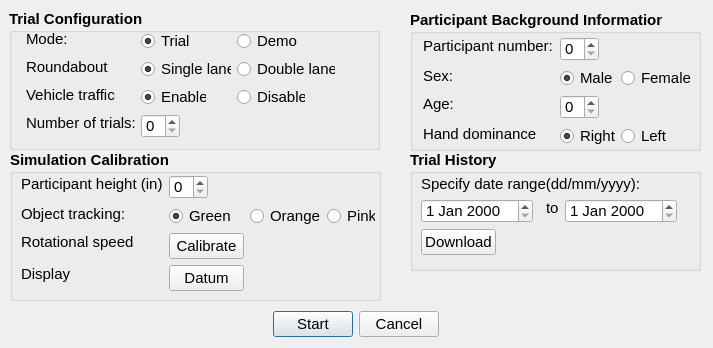
Old version of the form demographics.ui in the repository rkovessy/VeWalker.
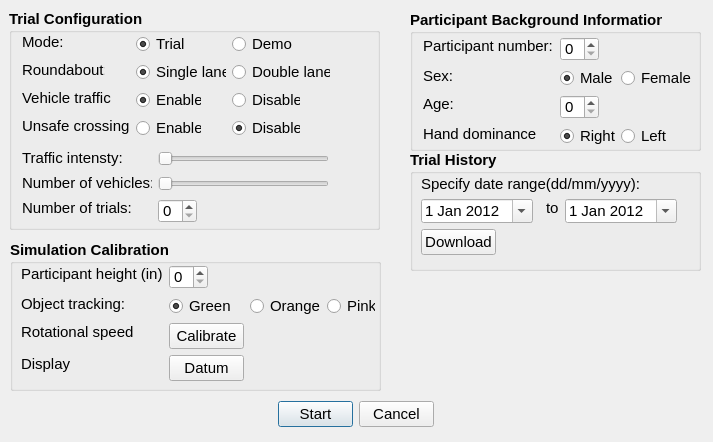
New version of the form.

Commit message: Revised form based on MacGregor's feedback, updated date fields to calendar drop downs that default to current date.

Patch:
```diff
--- a/demographics.ui
+++ b/demographics.ui
@@ -7,7 +7,7 @@
     <x>0</x>
     <y>0</y>
     <width>713</width>
-    <height>348</height>
+    <height>442</height>
    </rect>
   </property>
   <property name="windowTitle">
@@ -19,7 +19,7 @@
      <x>9</x>
      <y>9</y>
      <width>371</width>
-     <height>141</height>
+     <height>221</height>
     </rect>
    </property>
    <property name="font">
@@ -35,8 +35,8 @@
    <widget class="QRadioButton" name="trafficdisable">
     <property name="geometry">
      <rect>
-      <x>228</x>
-      <y>77</y>
+      <x>223</x>
+      <y>80</y>
       <width>68</width>
       <height>22</height>
      </rect>
@@ -58,8 +58,8 @@
    <widget class="QRadioButton" name="trafficenable">
     <property name="geometry">
      <rect>
-      <x>132</x>
-      <y>77</y>
+      <x>127</x>
+      <y>80</y>
       <width>65</width>
       <height>22</height>
      </rect>
@@ -87,8 +87,8 @@
    <widget class="QLabel" name="roundaboutsize">
     <property name="geometry">
      <rect>
-      <x>17</x>
-      <y>49</y>
+      <x>13</x>
+      <y>52</y>
       <width>83</width>
       <height>18</height>
      </rect>
@@ -107,8 +107,8 @@
    <widget class="QLabel" name="modelabel">
     <property name="geometry">
      <rect>
-      <x>17</x>
-      <y>21</y>
+      <x>13</x>
+      <y>24</y>
       <width>41</width>
       <height>18</height>
      </rect>
@@ -127,8 +127,8 @@
    <widget class="QRadioButton" name="trial">
     <property name="geometry">
      <rect>
-      <x>132</x>
-      <y>21</y>
+      <x>127</x>
+      <y>24</y>
       <width>48</width>
       <height>22</height>
      </rect>
@@ -156,8 +156,8 @@
    <widget class="QRadioButton" name="demo">
     <property name="geometry">
      <rect>
-      <x>228</x>
-      <y>21</y>
+      <x>223</x>
+      <y>24</y>
       <width>62</width>
       <height>22</height>
      </rect>
@@ -179,8 +179,8 @@
    <widget class="QRadioButton" name="singlelane">
     <property name="geometry">
      <rect>
-      <x>132</x>
-      <y>49</y>
+      <x>127</x>
+      <y>52</y>
       <width>90</width>
       <height>22</height>
      </rect>
@@ -208,8 +208,8 @@
    <widget class="QRadioButton" name="doublelane">
     <property name="geometry">
      <rect>
-      <x>228</x>
-      <y>49</y>
+      <x>223</x>
+      <y>52</y>
       <width>98</width>
       <height>22</height>
      </rect>
@@ -231,8 +231,8 @@
    <widget class="QLabel" name="trafficlabel">
     <property name="geometry">
      <rect>
-      <x>17</x>
-      <y>77</y>
+      <x>13</x>
+      <y>80</y>
       <width>90</width>
       <height>18</height>
      </rect>
@@ -251,8 +251,8 @@
    <widget class="QLabel" name="trialquantitylabel">
     <property name="geometry">
      <rect>
-      <x>17</x>
-      <y>105</y>
+      <x>13</x>
+      <y>190</y>
       <width>109</width>
       <height>18</height>
      </rect>
@@ -271,8 +271,8 @@
    <widget class="QSpinBox" name="trialquantity">
     <property name="geometry">
      <rect>
-      <x>132</x>
-      <y>105</y>
+      <x>149</x>
+      <y>190</y>
       <width>39</width>
       <height>24</height>
      </rect>
@@ -284,12 +284,156 @@
      </font>
     </property>
    </widget>
+   <widget class="QSlider" name="intensityslider">
+    <property name="geometry">
+     <rect>
+      <x>149</x>
+      <y>140</y>
+      <width>171</width>
+      <height>19</height>
+     </rect>
+    </property>
+    <property name="orientation">
+     <enum>Qt::Horizontal</enum>
+    </property>
+   </widget>
+   <widget class="QSlider" name="vehiclequantityslider">
+    <property name="geometry">
+     <rect>
+      <x>149</x>
+      <y>165</y>
+      <width>171</width>
+      <height>19</height>
+     </rect>
+    </property>
+    <property name="orientation">
+     <enum>Qt::Horizontal</enum>
+    </property>
+   </widget>
+   <widget class="QLabel" name="vehiclequantitylabel">
+    <property name="geometry">
+     <rect>
+      <x>13</x>
+      <y>165</y>
+      <width>130</width>
+      <height>18</height>
+     </rect>
+    </property>
+    <property name="font">
+     <font>
+      <pointsize>11</pointsize>
+      <weight>50</weight>
+      <bold>false</bold>
+     </font>
+    </property>
+    <property name="text">
+     <string>Number of vehicles:</string>
+    </property>
+   </widget>
+   <widget class="QLabel" name="trafficintensitylabel">
+    <property name="geometry">
+     <rect>
+      <x>13</x>
+      <y>140</y>
+      <width>101</width>
+      <height>18</height>
+     </rect>
+    </property>
+    <property name="font">
+     <font>
+      <pointsize>11</pointsize>
+      <weight>50</weight>
+      <bold>false</bold>
+     </font>
+    </property>
+    <property name="text">
+     <string>Traffic intensty:</string>
+    </property>
+   </widget>
+   <widget class="QRadioButton" name="unsafedisable">
+    <property name="geometry">
+     <rect>
+      <x>223</x>
+      <y>108</y>
+      <width>68</width>
+      <height>22</height>
+     </rect>
+    </property>
+    <property name="font">
+     <font>
+      <pointsize>11</pointsize>
+      <weight>50</weight>
+      <bold>false</bold>
+     </font>
+    </property>
+    <property name="text">
+     <string>Disable</string>
+    </property>
+    <property name="checked">
+     <bool>true</bool>
+    </property>
+    <property name="autoExclusive">
+     <bool>false</bool>
+    </property>
+   </widget>
+   <widget class="QRadioButton" name="unsafeenable">
+    <property name="geometry">
+     <rect>
+      <x>127</x>
+      <y>108</y>
+      <width>65</width>
+      <height>22</height>
+     </rect>
+    </property>
+    <property name="font">
+     <font>
+      <pointsize>11</pointsize>
+      <weight>50</weight>
+      <bold>false</bold>
+     </font>
+    </property>
+    <property name="text">
+     <string>Enable</string>
+    </property>
+    <property name="checkable">
+     <bool>true</bool>
+    </property>
+    <property name="checked">
+     <bool>false</bool>
+    </property>
+    <property name="autoExclusive">
+     <bool>false</bool>
+    </property>
+   </widget>
+   <widget class="QLabel" name="unsafeintensitylabel">
+    <property name="geometry">
+     <rect>
+      <x>13</x>
+      <y>108</y>
+      <width>108</width>
+      <height>18</height>
+     </rect>
+    </property>
+    <property name="font">
+     <font>
+      <pointsize>11</pointsize>
+      <weight>50</weight>
+      <bold>false</bold>
+     </font>
+    </property>
+    <property name="toolTip">
+     <string>Inter-vehicle distance prevents safe crossing.</string>
+    </property>
+    <property name="text">
+     <string>Unsafe crossing:</string>
+    </property>
+   </widget>
   </widget>
   <widget class="QGroupBox" name="groupBox_2">
    <property name="geometry">
     <rect>
      <x>10</x>
-     <y>150</y>
+     <y>240</y>
      <width>371</width>
      <height>151</height>
     </rect>
@@ -875,6 +1019,16 @@
       <bold>false</bold>
      </font>
     </property>
+    <property name="date">
+     <date>
+      <year>2012</year>
+      <month>1</month>
+      <day>1</day>
+     </date>
+    </property>
+    <property name="calendarPopup">
+     <bool>true</bool>
+    </property>
    </widget>
    <widget class="QLabel" name="heightlabel_3">
     <property name="geometry">
@@ -911,33 +1065,27 @@
       <bold>false</bold>
      </font>
     </property>
-   </widget>
-  </widget>
-  <widget class="QWidget" name="layoutWidget">
-   <property name="geometry">
-    <rect>
-     <x>10</x>
-     <y>310</y>
-     <width>691</width>
-     <height>28</height>
-    </rect>
-   </property>
-   <layout class="QHBoxLayout" name="horizontalLayout">
-    <item>
-     <spacer name="horizontalSpacer_11">
-      <property name="orientation">
-       <enum>Qt::Horizontal</enum>
-      </property>
-      <property name="sizeHint" stdset="0">
-       <size>
-        <width>20</width>
-        <height>20</height>
-       </size>
-      </property>
-     </spacer>
-    </item>
-    <item>
+    <property name="date">
+     <date>
+      <year>2012</year>
+      <month>1</month>
+      <day>1</day>
+     </date>
+    </property>
+    <property name="calendarPopup">
+     <bool>true</bool>
+    </property>
+   </widget>
+  </widget>
      <widget class="QPushButton" name="quit">
+   <property name="geometry">
+    <rect>
+     <x>278</x>
+     <y>401</y>
+     <width>75</width>
+     <height>26</height>
+    </rect>
+   </property>
       <property name="sizePolicy">
        <sizepolicy hsizetype="Fixed" vsizetype="Fixed">
         <horstretch>0</horstretch>
@@ -962,9 +1110,15 @@
        <bool>false</bool>
       </property>
      </widget>
-    </item>
-    <item>
      <widget class="QPushButton" name="cancel">
+   <property name="geometry">
+    <rect>
+     <x>359</x>
+     <y>401</y>
+     <width>75</width>
+     <height>26</height>
+    </rect>
+   </property>
       <property name="sizePolicy">
        <sizepolicy hsizetype="Fixed" vsizetype="Fixed">
         <horstretch>0</horstretch>
@@ -979,22 +1133,6 @@
       <property name="text">
        <string>Cancel</string>
       </property>
-     </widget>
-    </item>
-    <item>
-     <spacer name="horizontalSpacer_12">
-      <property name="orientation">
-       <enum>Qt::Horizontal</enum>
-      </property>
-      <property name="sizeHint" stdset="0">
-       <size>
-        <width>40</width>
-        <height>20</height>
-       </size>
-      </property>
-     </spacer>
-    </item>
-   </layout>
   </widget>
   <zorder>groupBox_4</zorder>
   <zorder>groupBox_3</zorder>
```
Left out of the diff: 6 changed lines with no effect on the pictures. Lines whose indentation alone changed are shown as unchanged. The commit also changes 10 other files.
